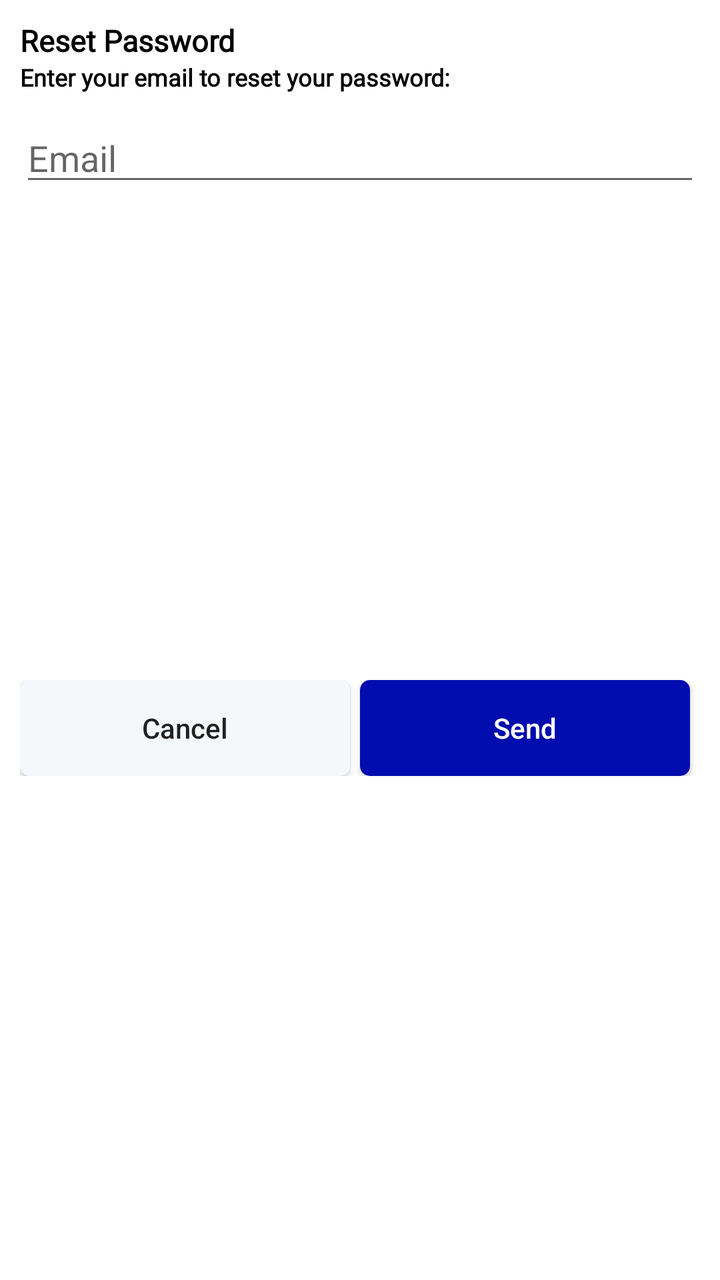
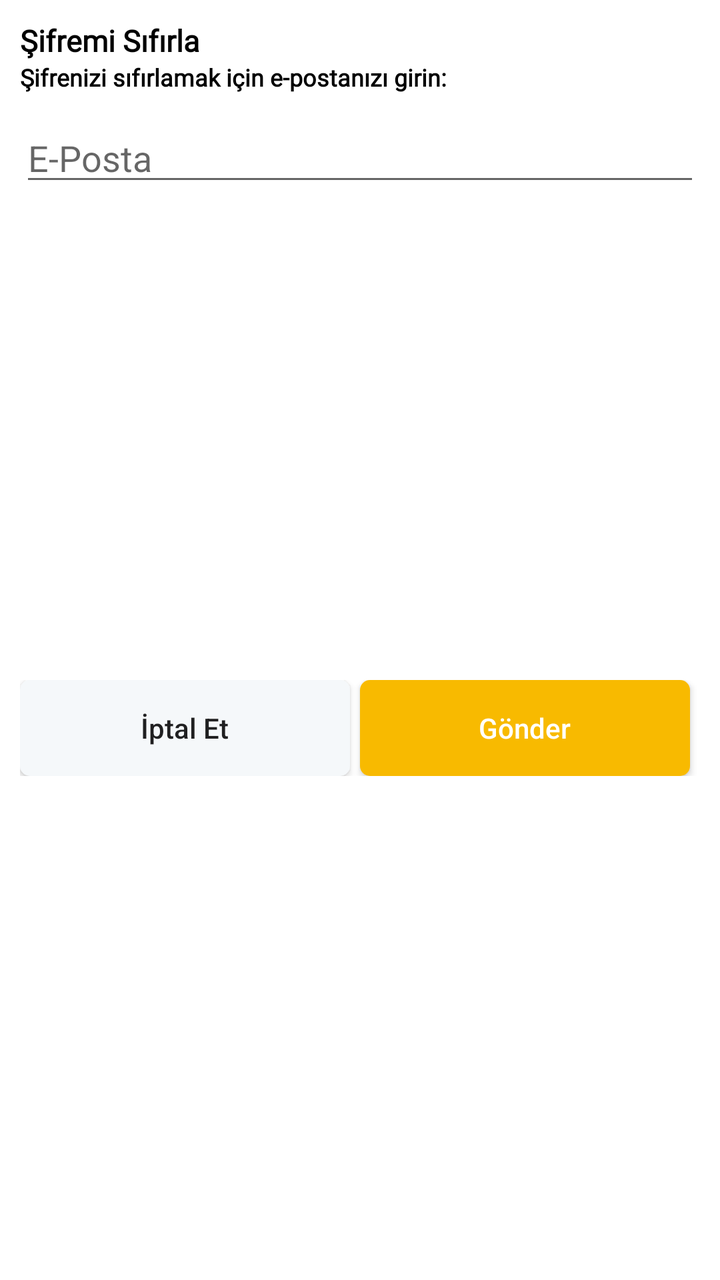

An Android layout rendered at two revisions. The XML below is the earlier revision; the diff shows what the commit changed to produce the second picture.
<!-- AndroidManifest.xml: application theme Theme.ARoom -->
<!-- res/layout/reset_pass_dialog.xml -->
<?xml version="1.0" encoding="utf-8"?>
<androidx.constraintlayout.widget.ConstraintLayout xmlns:android="http://schemas.android.com/apk/res/android"
    android:layout_width="match_parent"
    android:layout_height="wrap_content"
    xmlns:app="http://schemas.android.com/apk/res-auto">

    <TextView
        android:id="@+id/tv_reset_password"
        android:layout_width="wrap_content"
        android:layout_height="wrap_content"
        android:layout_marginStart="10dp"
        android:layout_marginTop="10dp"
        android:fontFamily="@font/poppins_thin"
        android:text="Reset Password"
        android:textColor="@color/black"
        android:textSize="15sp"
        android:textStyle="bold"
        app:layout_constraintStart_toStartOf="parent"
        app:layout_constraintTop_toTopOf="parent" />
    
    <TextView
        android:id="@+id/tv_reset_password_text"
        android:layout_width="0dp"
        android:layout_height="wrap_content"
        android:layout_marginEnd="10dp"
        android:fontFamily="@font/poppins_light"
        android:text="Enter your email to reset your password:"
        android:textColor="@color/black"
        android:textSize="12sp"
        android:textStyle="bold"
        app:layout_constraintEnd_toEndOf="parent"
        app:layout_constraintStart_toStartOf="@id/tv_reset_password"
        app:layout_constraintTop_toBottomOf="@id/tv_reset_password" />
    
    <EditText
        android:id="@+id/ed_reset_password"
        android:layout_width="0dp"
        android:layout_height="wrap_content"
        android:layout_marginTop="10dp"
        android:layout_marginBottom="20dp"
        android:hint="Email"
        app:layout_constraintEnd_toEndOf="@id/tv_reset_password_text"
        app:layout_constraintStart_toStartOf="@id/tv_reset_password_text"
        app:layout_constraintTop_toBottomOf="@id/tv_reset_password_text"/>

    <LinearLayout
        android:layout_width="0dp"
        android:layout_height="wrap_content"
        android:layout_marginTop="10dp"
        android:layout_marginBottom="20dp"
        app:layout_constraintBottom_toBottomOf="parent"
        app:layout_constraintEnd_toEndOf="@id/ed_reset_password"
        app:layout_constraintStart_toStartOf="@id/ed_reset_password"
        app:layout_constraintTop_toBottomOf="@id/ed_reset_password"
        android:orientation="horizontal">

        <androidx.appcompat.widget.AppCompatButton
            android:id="@+id/btn_cancel_reset_password"
            android:layout_width="wrap_content"
            android:layout_height="wrap_content"
            android:layout_marginEnd="5dp"
            android:layout_weight="1"
            android:background="@drawable/white_background"
            android:text="Cancel"
            android:textAllCaps="false"/>
        <androidx.appcompat.widget.AppCompatButton
            android:id="@+id/btn_send_reset_password"
            android:layout_width="wrap_content"
            android:layout_height="wrap_content"
            android:layout_marginEnd="5dp"
            android:layout_weight="1"
            android:background="@drawable/blue_background"
            android:textColor="@color/white"
            android:text="Send"
            android:textAllCaps="false"/>





    </LinearLayout>



</androidx.constraintlayout.widget.ConstraintLayout>
<!-- resources referenced by this layout -->
<resources>
  <color name="black">#FF000000</color>
  <color name="white">#FFFFFFFF</color>
  <!-- drawable blue_background (drawable-v24) -->
  <shape android:shape="rectangle" xmlns:android="http://schemas.android.com/apk/res/android">
      <solid android:color="@color/g_blue"/>
      <corners android:radius="@dimen/buttonCorners"/>
  </shape>
  <!-- drawable white_background (drawable-v24) -->
  <?xml version="1.0" encoding="utf-8"?>
  <shape android:shape="rectangle" xmlns:android="http://schemas.android.com/apk/res/android">
      <solid android:color="#F5F8FA"/>
      <corners android:radius="@dimen/buttonCorners"/>
  </shape>
  <style name="Theme.ARoom" parent="Theme.MaterialComponents.Light.NoActionBar">
          
          <item name="colorPrimary">@color/purple_500</item>
          <item name="colorPrimaryVariant">@color/purple_700</item>
          <item name="colorOnPrimary">@color/white</item>
          
          <item name="colorSecondary">@color/teal_200</item>
          <item name="colorSecondaryVariant">@color/teal_700</item>
          <item name="colorOnSecondary">@color/black</item>
          
          <item name="android:statusBarColor">?attr/colorPrimaryVariant</item>
          
  
  
  
      </style>
  <color name="g_blue">#000DAE</color>
  <dimen name="buttonCorners">5dp</dimen>
  <color name="purple_500">#FF6200EE</color>
  <color name="purple_700">#FF3700B3</color>
  <color name="teal_200">#FF03DAC5</color>
  <color name="teal_700">#FF018786</color>
</resources>

<!-- the commit's change to res/layout/reset_pass_dialog.xml (unified diff, before → after) -->
@@ -11,7 +11,7 @@
         android:layout_marginStart="10dp"
         android:layout_marginTop="10dp"
         android:fontFamily="@font/poppins_thin"
-        android:text="Reset Password"
+        android:text="Şifremi Sıfırla"
         android:textColor="@color/black"
         android:textSize="15sp"
         android:textStyle="bold"
@@ -24,7 +24,7 @@
         android:layout_height="wrap_content"
         android:layout_marginEnd="10dp"
         android:fontFamily="@font/poppins_light"
-        android:text="Enter your email to reset your password:"
+        android:text="Şifrenizi sıfırlamak için e-postanızı girin:"
         android:textColor="@color/black"
         android:textSize="12sp"
         android:textStyle="bold"
@@ -38,7 +38,7 @@
         android:layout_height="wrap_content"
         android:layout_marginTop="10dp"
         android:layout_marginBottom="20dp"
-        android:hint="Email"
+        android:hint="E-Posta"
         app:layout_constraintEnd_toEndOf="@id/tv_reset_password_text"
         app:layout_constraintStart_toStartOf="@id/tv_reset_password_text"
         app:layout_constraintTop_toBottomOf="@id/tv_reset_password_text"/>
@@ -61,7 +61,7 @@
             android:layout_marginEnd="5dp"
             android:layout_weight="1"
             android:background="@drawable/white_background"
-            android:text="Cancel"
+            android:text="İptal Et"
             android:textAllCaps="false"/>
         <androidx.appcompat.widget.AppCompatButton
             android:id="@+id/btn_send_reset_password"
@@ -71,7 +71,7 @@
             android:layout_weight="1"
             android:background="@drawable/blue_background"
             android:textColor="@color/white"
-            android:text="Send"
+            android:text="Gönder"
             android:textAllCaps="false"/>
 
 
<!-- resource entries referenced after the edit -->
@@ -4,7 +4,7 @@
   <color name="white">#FFFFFFFF</color>
   <!-- drawable blue_background (drawable-v24) -->
   <shape android:shape="rectangle" xmlns:android="http://schemas.android.com/apk/res/android">
-      <solid android:color="@color/g_blue"/>
+      <solid android:color="@color/g_orange_yellow"/>
       <corners android:radius="@dimen/buttonCorners"/>
   </shape>
   <!-- drawable white_background (drawable-v24) -->
@@ -29,7 +29,7 @@
   
   
       </style>
-  <color name="g_blue">#000DAE</color>
+  <color name="g_orange_yellow">#F8BA00</color>
   <dimen name="buttonCorners">5dp</dimen>
   <color name="purple_500">#FF6200EE</color>
   <color name="purple_700">#FF3700B3</color>
